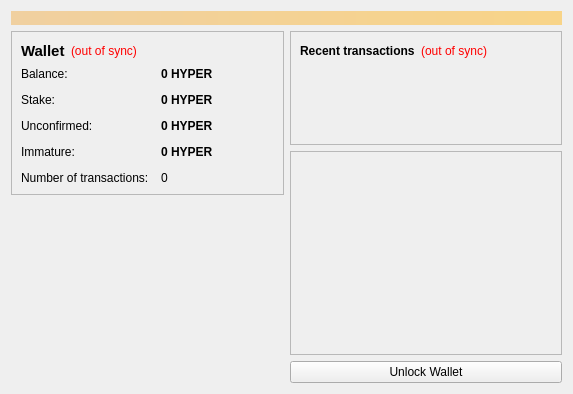
Above: src/qt/forms/overviewpage.ui from HYPERcrypto/Hyper before the change. Below: the same form after it.
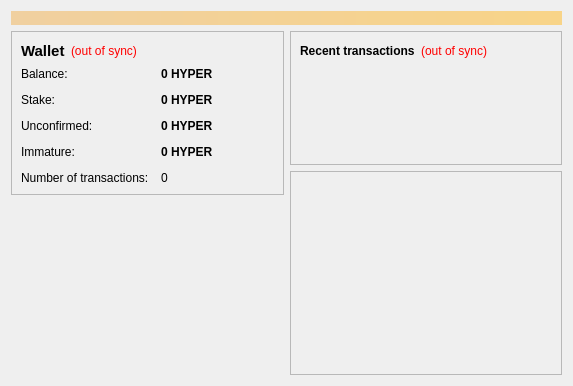
That is the form after the change. Custom widgets are drawn as their Qt base class.

Commit message: Remove Lock Button

```diff
--- a/src/qt/forms/overviewpage.ui
+++ b/src/qt/forms/overviewpage.ui
@@ -375,13 +375,6 @@
          </property>
         </spacer>
        </item>
-       <item>
-        <widget class="QPushButton" name="unlockWalletButton">
-         <property name="text">
-          <string>Unlock Wallet</string>
-         </property>
-        </widget>
-       </item>
       </layout>
      </item>
     </layout>
```
The commit also changes 2 other files.
